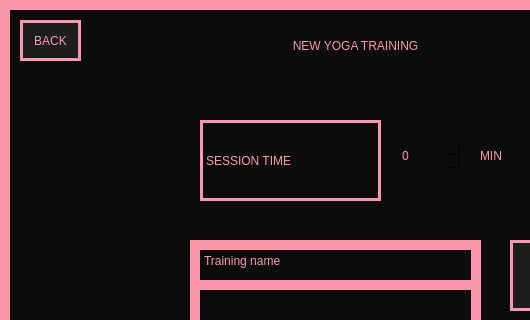
This is View/NewYogaTraining.ui in Hanna-J-K/fitnessapp as Qt 5 draws it before an edit; both pictures show x 0 to 530 and y 0 to 320 of the 800 by 600 pixel window. The edited form follows.
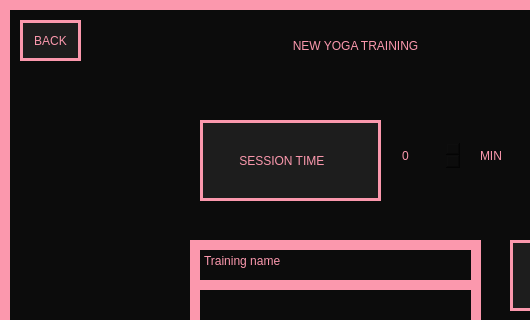
This is the edited form.

Commit message: almost finishing touches in GUI

```diff
--- a/View/NewYogaTraining.ui
+++ b/View/NewYogaTraining.ui
@@ -114,11 +114,11 @@
      </rect>
     </property>
     <property name="styleSheet">
-     <string notr="true">border: 3px solid #FB98AD;
-font: 12pt &quot;PRIMETIME&quot;;</string>
+     <string notr="true">background-color: #1D1D1D;border: 3px solid #FB98AD;
+font: 8pt &quot;PRIMETIME&quot;;</string>
     </property>
     <property name="text">
-     <string>SESSION TIME</string>
+     <string>          SESSION TIME</string>
     </property>
    </widget>
    <widget class="QPushButton" name="back_btn">
```
The commit also changes 4 other files.
